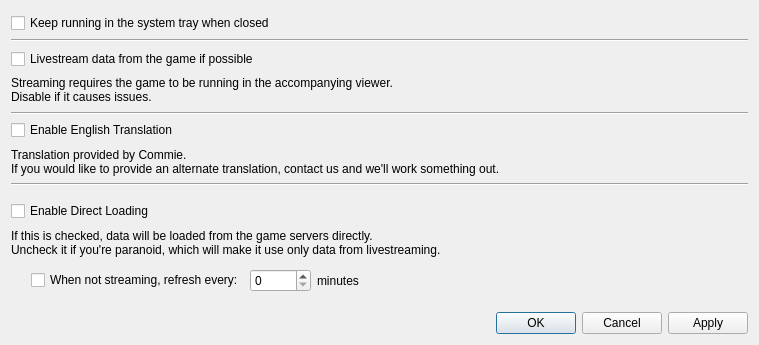
Before: the Qt Designer form forms/KCSettingsDialog.ui in KanColleTool/kct-tool, drawn with Qt 5.
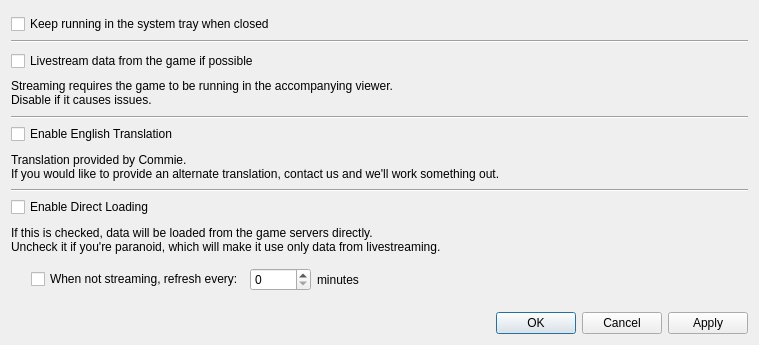
After: the same form once the commit is applied.

Commit message: Why was there a spacer there...?

Patch:
```diff
--- a/forms/KCSettingsDialog.ui
+++ b/forms/KCSettingsDialog.ui
@@ -117,22 +117,6 @@
      </property>
     </widget>
    </item>
-   <item>
-    <spacer name="verticalSpacer_3">
-     <property name="orientation">
-      <enum>Qt::Vertical</enum>
-     </property>
-     <property name="sizeType">
-      <enum>QSizePolicy::Preferred</enum>
-     </property>
-     <property name="sizeHint" stdset="0">
-      <size>
-       <width>20</width>
-       <height>10</height>
-      </size>
-     </property>
-    </spacer>
-   </item>
    <item>
     <widget class="QCheckBox" name="useNetworkCheckbox">
      <property name="text">
```
